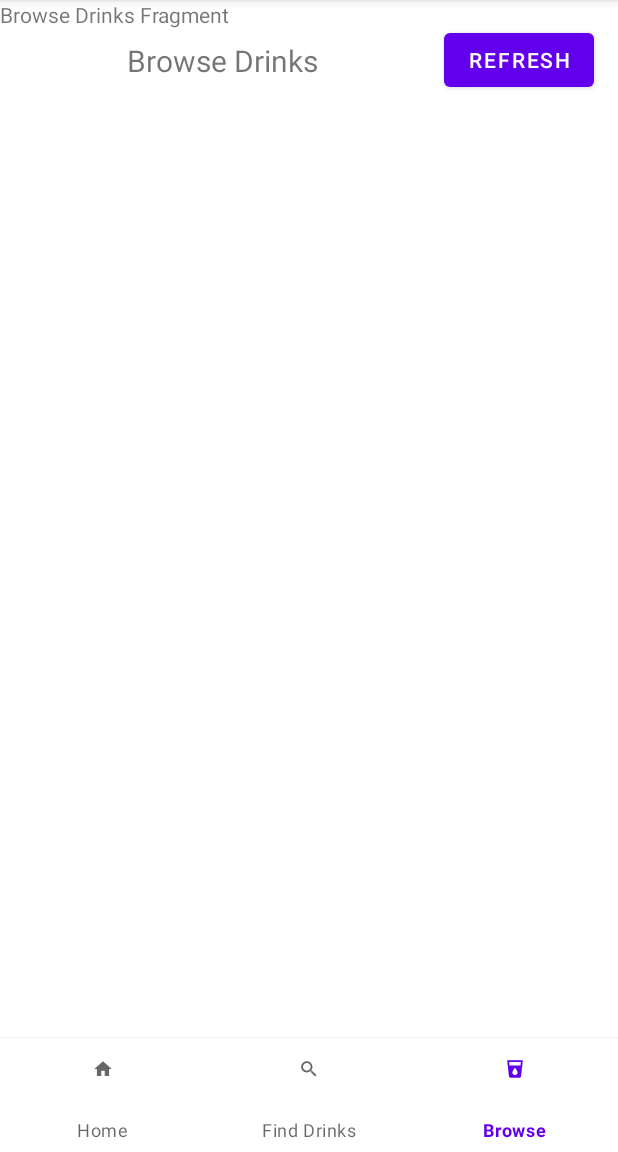
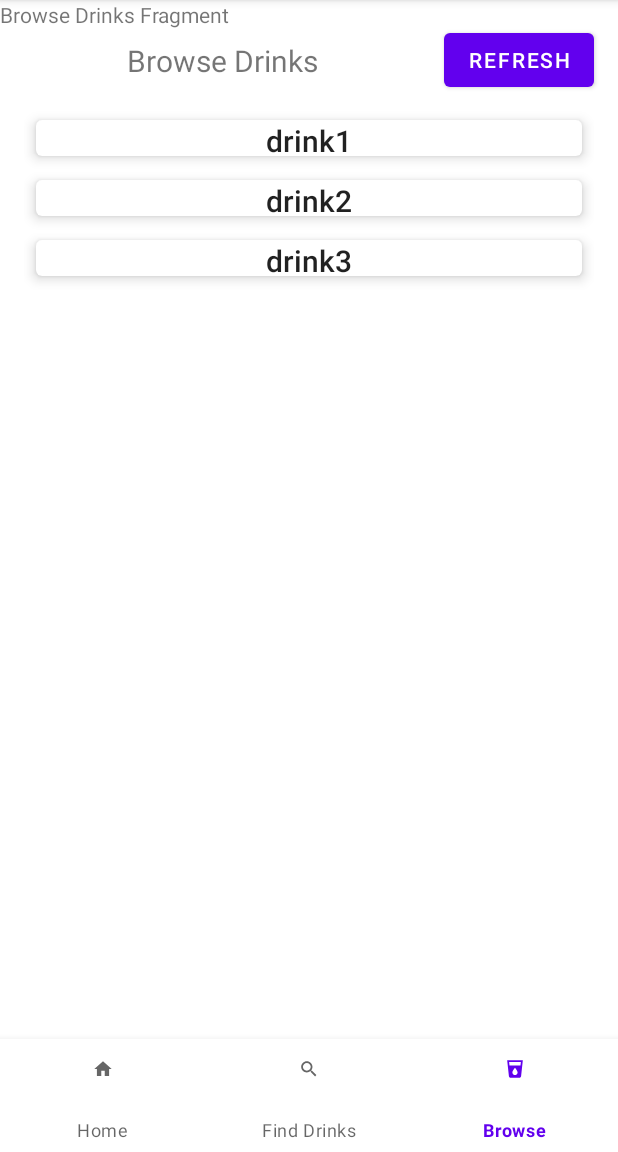
Before and after one commit to stoll2882/Pocket-Bartender, an Android app: the screen it shows after launch (MainActivity), item 3 of the bottom bar chosen, on a phone screen of 412 x 824 dp, the part 84-1236 px from its top. Run offline under Robolectric (Android 15) with nearby library versions, the phone set to English and light mode, and no system bars; our stand-ins replace Volley; network calls fail.

Commit message:
browse drinks recycler view update + test

```diff
--- a/app/src/main/java/com/toll/sam/pocketbartender/BrowseDrinksFragment.java
+++ b/app/src/main/java/com/toll/sam/pocketbartender/BrowseDrinksFragment.java
@@ -3,15 +3,20 @@ package com.toll.sam.pocketbartender;
 import android.os.Bundle;
 
 import androidx.annotation.NonNull;
+import androidx.annotation.Nullable;
 import androidx.cardview.widget.CardView;
 import androidx.fragment.app.Fragment;
+import androidx.recyclerview.widget.LinearLayoutManager;
 import androidx.recyclerview.widget.RecyclerView;
 
+import android.util.SparseBooleanArray;
 import android.view.ActionMode;
 import android.view.LayoutInflater;
 import android.view.View;
 import android.view.ViewGroup;
+import android.widget.ArrayAdapter;
 import android.widget.Button;
+import android.widget.ListView;
 import android.widget.TextView;
 
 import java.util.ArrayList;
@@ -28,6 +33,7 @@ public class BrowseDrinksFragment extends Fragment {
     // the fragment initialization parameters, e.g. ARG_ITEM_NUMBER
     private static final String ARG_PARAM1 = "param1";
     private static final String ARG_PARAM2 = "param2";
+    CustomAdapter adapter = new CustomAdapter();
 
     // TODO: Rename and change types of parameters
     private String mParam1;
@@ -54,6 +60,21 @@ public class BrowseDrinksFragment extends Fragment {
         fragment.setArguments(args);
         return fragment;
     }
+    @Override
+    public void onViewCreated(View view, @Nullable Bundle savedInstanceState) {
+        //listView = view.findViewById(R.id.ingredientsList);
+        //ingredientList = new ArrayList<>();
+        //ingredientsAdapter = new ArrayAdapter<String>(getActivity().getApplicationContext(),  android.R.layout.simple_list_item_multiple_choice, ingredientList);
+        //listView.setAdapter(ingredientsAdapter);
+
+        RecyclerView recyclerView = view.findViewById(R.id.drinkList);
+
+        RecyclerView.LayoutManager layoutManager = new LinearLayoutManager(getActivity());
+        recyclerView.setLayoutManager(layoutManager);
+
+        //CustomAdapter adapter = new CustomAdapter();
+        recyclerView.setAdapter(adapter);
+    }
 
     @Override
     public void onCreate(Bundle savedInstanceState) {
@@ -64,7 +85,13 @@ public class BrowseDrinksFragment extends Fragment {
             mParam1 = getArguments().getString(ARG_PARAM1);
             mParam2 = getArguments().getString(ARG_PARAM2);
         }
-
+        Drink drink1 = new Drink("drink1");
+        Drink drink2 = new Drink("drink2");
+        Drink drink3 = new Drink("drink3");
+        drinkList.add(drink1);
+        drinkList.add(drink2);
+        drinkList.add(drink3);
+        adapter.notifyDataSetChanged();
         /*
         //not sure where to put this
         Button refreshButton = findViewById(R.id.refreshButton);
@@ -75,6 +102,15 @@ public class BrowseDrinksFragment extends Fragment {
             }
         });
         */
+    }
+
+    @Override
+    public View onCreateView(LayoutInflater inflater, ViewGroup container,
+                             Bundle savedInstanceState) {
+        // Inflate the layout for this fragment
+        return inflater.inflate(R.layout.fragment_browse_drinks, container, false);
+    }
+
     class CustomAdapter extends RecyclerView.Adapter<CustomAdapter.CustomViewHolder> {
         boolean multiSelect = false;
         ActionMode actionMode;
@@ -183,11 +219,3 @@ public class BrowseDrinksFragment extends Fragment {
         }
     }
 }
-
-    @Override
-    public View onCreateView(LayoutInflater inflater, ViewGroup container,
-                             Bundle savedInstanceState) {
-        // Inflate the layout for this fragment
-        return inflater.inflate(R.layout.fragment_browse_drinks, container, false);
-    }
-}
```
Lines whose indentation alone changed are shown as unchanged.
